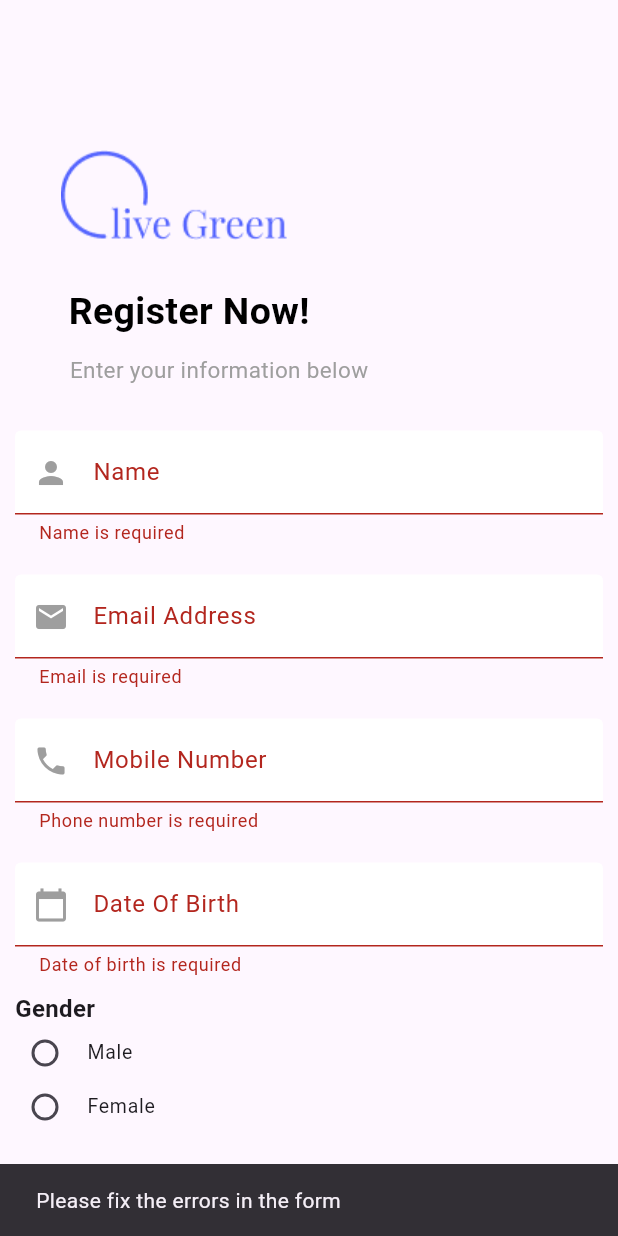
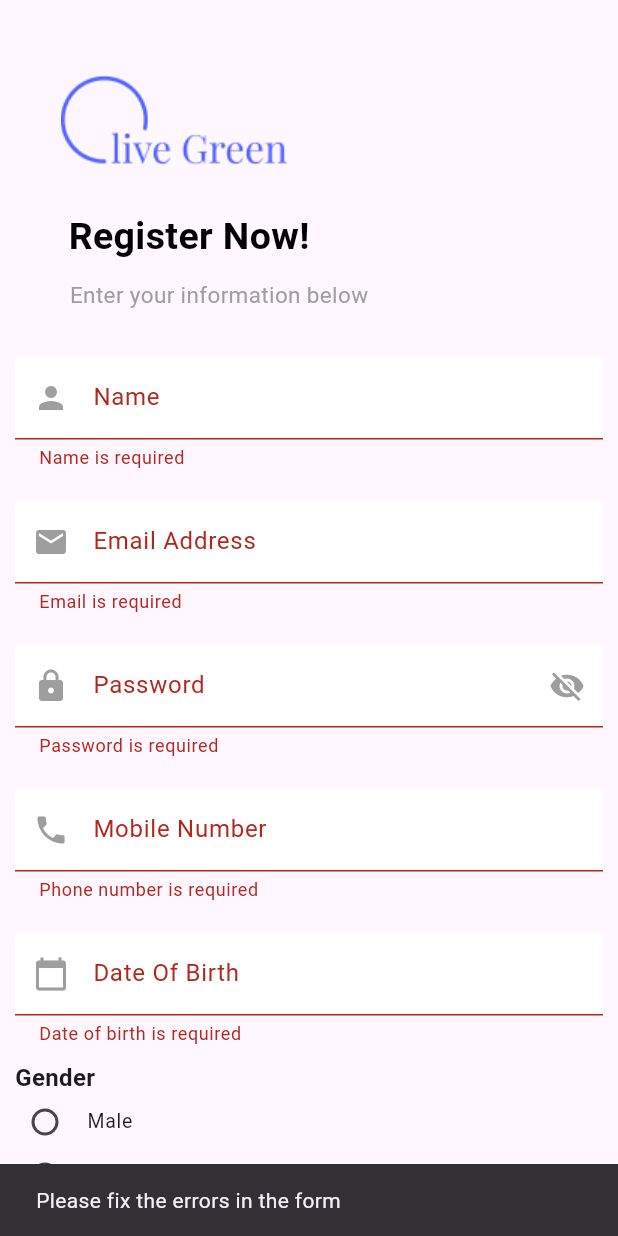
Before and after one commit to Mohammadbalva2004/hotelbooking, a Flutter app: the SignupScreen screen opened directly, after a tap on "Register", on a phone screen of 412 x 824 dp. Run offline on Flutter 3.47's test engine with Material 3 defaults, Android fonts, the phone set to English and light mode, and no system bars.

Commit message:
"signup screen and payment screen updated"

```diff
--- a/lib/features/screen/auth/signup/signup_screen.dart
+++ b/lib/features/screen/auth/signup/signup_screen.dart
@@ -20,8 +20,11 @@ class _SignupScreenState extends State<SignupScreen> {
   final TextEditingController emailController = TextEditingController();
   final TextEditingController phoneController = TextEditingController();
   final TextEditingController dateController = TextEditingController();
+  final TextEditingController passwordController = TextEditingController();
 
   String? _selectedGender;
+
+  bool _obscureText = true;
 
   final GlobalKey<FormState> _formKey = GlobalKey<FormState>();
 
@@ -43,10 +46,12 @@ class _SignupScreenState extends State<SignupScreen> {
     required TextEditingController controller,
     required String labelText,
     required String hintText,
-    IconData? icon,
+    IconData? prefixIcon,
+    Widget? suffixIcon,
     bool readOnly = false,
     VoidCallback? onTap,
     TextInputType keyboardType = TextInputType.text,
+    bool obscureText = false,
     String? Function(String?)? validator,
   }) {
     return Padding(
@@ -56,14 +61,16 @@ class _SignupScreenState extends State<SignupScreen> {
         readOnly: readOnly,
         onTap: onTap,
         keyboardType: keyboardType,
+        obscureText: obscureText,
         validator: validator,
         decoration: InputDecoration(
           labelText: labelText,
           hintText: hintText,
-          //floatingLabelBehavior: FloatingLabelBehavior.always,
           filled: true,
           fillColor: Colors.white,
-          prefixIcon: icon != null ? Icon(icon, color: Colors.grey) : null,
+          prefixIcon:
+              prefixIcon != null ? Icon(prefixIcon, color: Colors.grey) : null,
+          suffixIcon: suffixIcon,
           enabledBorder: OutlineInputBorder(
             borderRadius: BorderRadius.circular(10),
             borderSide: BorderSide(color: Colors.grey.shade300, width: 1),
@@ -137,7 +144,7 @@ class _SignupScreenState extends State<SignupScreen> {
           children: [
             // Logo
             Padding(
-              padding: const EdgeInsets.only(left: 20, right: 200, top: 100),
+              padding: const EdgeInsets.only(left: 20, right: 200, top: 50),
               child: Image.asset("assets/images/splash.png"),
             ),
             // Title
@@ -162,71 +169,6 @@ class _SignupScreenState extends State<SignupScreen> {
             ),
             SizedBox(height: 20),
 
-            // Name Field
-            // customTextFormField(
-            //   controller: nameController,
-            //   labelText: "Name",
-            //   hintText: "Enter Name",
-            //   icon: Icons.person,
-            //   validator: (value) {
-            //     if (value == null || value.trim().isEmpty) {
-            //       return 'Name is required';
-            //     } else if (value.length < 3) {
-            //       return 'Name must be at least 3 characters';
-            //     }
-            //     return null;
-            //   },
-            // ),
-            // // Email Field
-            // customTextFormField(
-            //   controller: emailController,
-            //   labelText: "Email Address",
-            //   hintText: "Enter Email",
-            //   icon: Icons.email,
-            //   keyboardType: TextInputType.emailAddress,
-            //   validator: (value) {
-            //     if (value == null || value.trim().isEmpty) {
-            //       return 'Email is required';
-            //     } else if (!RegExp(
-            //       r'^[\w-.]+@([\w-]+\.)+[\w-]{2,4}$',
-            //     ).hasMatch(value)) {
-            //       return 'Enter a valid email';
-            //     }
-            //     return null;
-            //   },
-            // ),
-            // // Phone Field
-            // customTextFormField(
-            //   controller: phoneController,
-            //   labelText: "Mobile Number",
-            //   hintText: "Enter Mobile Number",
-            //   icon: Icons.phone,
-            //   keyboardType: TextInputType.phone,
-            //   validator: (value) {
-            //     if (value == null || value.trim().isEmpty) {
-            //       return 'Phone number is required';
-            //     } else if (!RegExp(r'^\d{10}$').hasMatch(value)) {
-            //       return 'Enter a valid 10-digit number';
-            //     }
-            //     return null;
-            //   },
-            // ),
-            // // Date of Birth Field
-            // customTextFormField(
-            //   controller: dateController,
-            //   labelText: "Date Of Birth",
-            //   hintText: "Enter Date of Birth",
-            //   icon: Icons.calendar_today,
-            //   readOnly: true,
-            //   onTap: () => _selectDate(context),
-            //   validator: (value) {
-            //     if (value == null || value.isEmpty) {
-            //       return 'Date of birth is required';
-            //     }
-            //     return null;
-            //   },
-            // ),
-            // // Gender Selection
             Form(
               key: _formKey,
               child: Column(
@@ -235,7 +177,7 @@ class _SignupScreenState extends State<SignupScreen> {
                     controller: nameController,
                     labelText: "Name",
                     hintText: "Enter Name",
-                    icon: Icons.person,
+                    prefixIcon: Icons.person,
                     validator: (value) {
                       if (value == null || value.trim().isEmpty) {
                         return 'Name is required';
@@ -249,7 +191,7 @@ class _SignupScreenState extends State<SignupScreen> {
                     controller: emailController,
                     labelText: "Email Address",
                     hintText: "Enter Email",
-                    icon: Icons.email,
+                    prefixIcon: Icons.email,
                     keyboardType: TextInputType.emailAddress,
                     validator: (value) {
                       if (value == null || value.trim().isEmpty) {
@@ -263,10 +205,37 @@ class _SignupScreenState extends State<SignupScreen> {
                     },
                   ),
                   customTextFormField(
+                    controller: passwordController,
+                    labelText: "Password",
+                    hintText: "Enter Password",
+                    prefixIcon: Icons.lock,
+                    obscureText: _obscureText,
+                    suffixIcon: IconButton(
+                      icon: Icon(
+                        _obscureText ? Icons.visibility_off : Icons.visibility,
+                        color: Colors.grey,
+                      ),
+                      onPressed: () {
+                        setState(() {
+                          _obscureText = !_obscureText;
+                        });
+                      },
+                    ),
+                    validator: (value) {
+                      if (value == null || value.isEmpty) {
+                        return 'Password is required';
+                      } else if (value.length < 6) {
+                        return 'Password must be at least 6 characters long';
+                      }
+                      return null;
+                    },
+                  ),
+
+                  customTextFormField(
                     controller: phoneController,
                     labelText: "Mobile Number",
                     hintText: "Enter Mobile Number",
-                    icon: Icons.phone,
+                    prefixIcon: Icons.phone,
                     keyboardType: TextInputType.phone,
                     validator: (value) {
                       if (value == null || value.trim().isEmpty) {
@@ -281,7 +250,7 @@ class _SignupScreenState extends State<SignupScreen> {
                     controller: dateController,
                     labelText: "Date Of Birth",
                     hintText: "Enter Date of Birth",
-                    icon: Icons.calendar_today,
+                    prefixIcon: Icons.calendar_today,
                     readOnly: true,
                     onTap: () => _selectDate(context),
                     validator: (value) {
--- a/lib/features/screen/payment/payment_screen.dart
+++ b/lib/features/screen/payment/payment_screen.dart
@@ -745,6 +745,7 @@ class _PaymentScreenState extends State<PaymentScreen> {
     // Implement guest editing logic
   }
 
+  // ignore: unused_element
   void _handlePayment() {
     // Implement payment logic
   }
```
